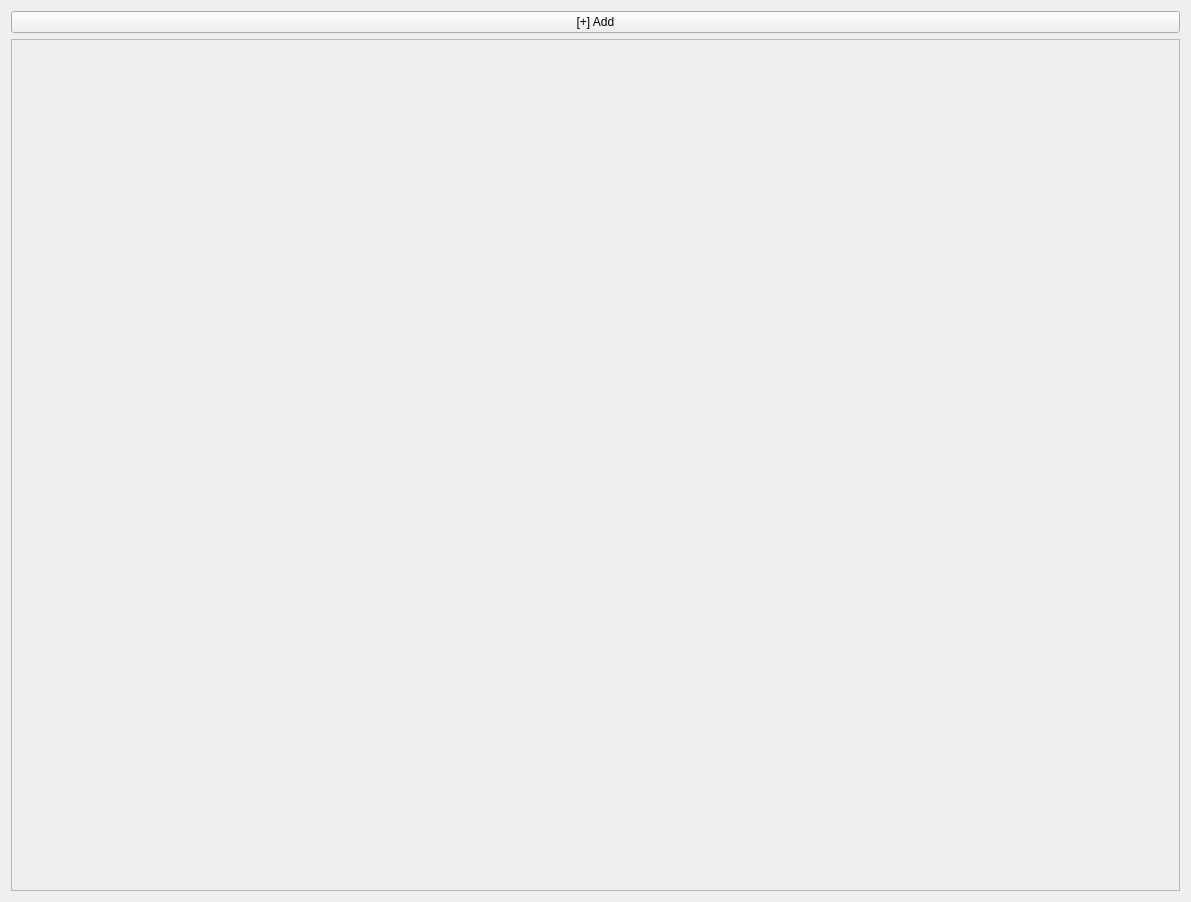
SATYAM9717069261/Quizz_Maker, file test_Add_frame/main.ui: the form before one commit.
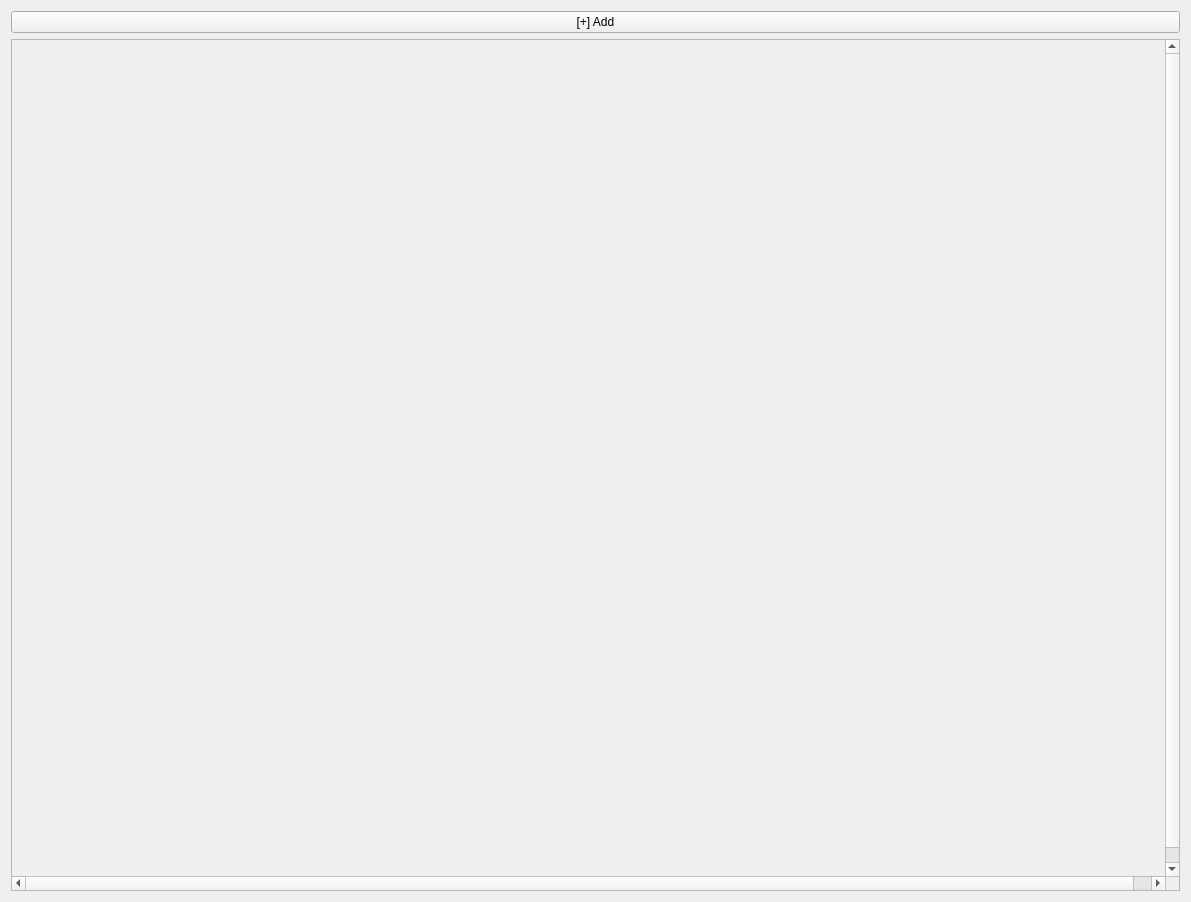
The form after the commit.

Commit message: in Quizz class horizontal aligment is pendding But Quizz adding operation is added

Patch:
```diff
--- a/test_Add_frame/main.ui
+++ b/test_Add_frame/main.ui
@@ -24,7 +24,7 @@
    <item>
     <widget class="QScrollArea" name="scrollArea">
      <property name="widgetResizable">
-      <bool>true</bool>
+      <bool>false</bool>
      </property>
      <widget class="QWidget" name="scrollAreaWidgetContents">
       <property name="geometry">
```
